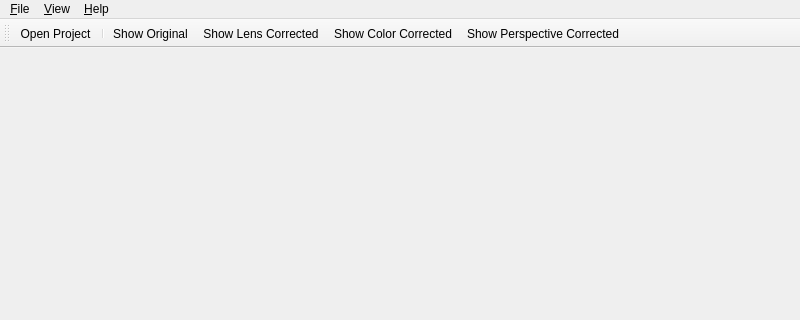
The window that src/preprocessor/gui/main.ui (CAMBioMed/preprocessor) describes before a commit, drawn with Qt 5; both pictures show x 0 to 800 and y 0 to 320 of the 800 by 600 pixel window.
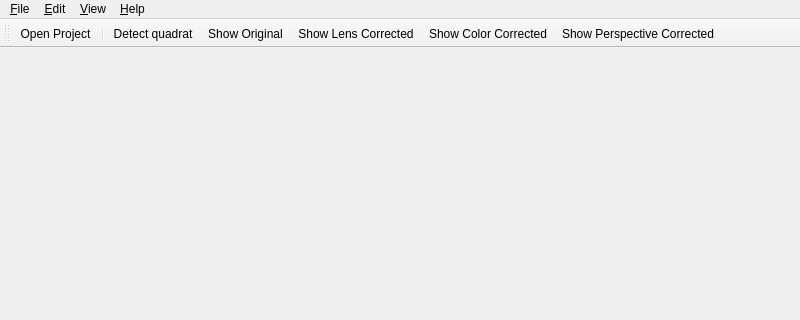
The same window after the commit. Icons and pictures are not drawn.

Commit message: Add Detect Quadrat button

What changed in the file:
```diff
--- a/src/preprocessor/gui/main.ui
+++ b/src/preprocessor/gui/main.ui
@@ -23,7 +23,7 @@
      <height>24</height>
     </rect>
    </property>
-   <widget class="QMenu" name="menu_File">
+   <widget class="QMenu" name="menuFile">
     <property name="title">
      <string>&amp;File</string>
     </property>
@@ -37,13 +37,13 @@
     <addaction name="separator"/>
     <addaction name="menuFile_Exit"/>
    </widget>
-   <widget class="QMenu" name="menu_Help">
+   <widget class="QMenu" name="menuHelp">
     <property name="title">
      <string>&amp;Help</string>
     </property>
     <addaction name="menuHelp_About"/>
    </widget>
-   <widget class="QMenu" name="menu_View">
+   <widget class="QMenu" name="menuView">
     <property name="title">
      <string>&amp;View</string>
     </property>
@@ -52,9 +52,16 @@
     <addaction name="menuView_ShowColorCorrected"/>
     <addaction name="menuView_ShowPerspectiveCorrected"/>
    </widget>
-   <addaction name="menu_File"/>
-   <addaction name="menu_View"/>
-   <addaction name="menu_Help"/>
+   <widget class="QMenu" name="menuEdit">
+    <property name="title">
+     <string>&amp;Edit</string>
+    </property>
+    <addaction name="menuEdit_DetectQuadrat"/>
+   </widget>
+   <addaction name="menuFile"/>
+   <addaction name="menuEdit"/>
+   <addaction name="menuView"/>
+   <addaction name="menuHelp"/>
   </widget>
   <widget class="QStatusBar" name="statusbar"/>
   <widget class="QToolBar" name="toolBar">
@@ -69,6 +76,7 @@
    </attribute>
    <addaction name="menuFile_OpenProject"/>
    <addaction name="separator"/>
+   <addaction name="menuEdit_DetectQuadrat"/>
    <addaction name="menuView_ShowOriginal"/>
    <addaction name="menuView_ShowLensCorrected"/>
    <addaction name="menuView_ShowColorCorrected"/>
@@ -188,6 +196,11 @@
     <string>E&amp;xport All...</string>
    </property>
   </action>
+  <action name="menuEdit_DetectQuadrat">
+   <property name="text">
+    <string>Detect &amp;quadrat</string>
+   </property>
+  </action>
  </widget>
  <resources/>
  <connections/>
```
The commit also changes 5 other files.
